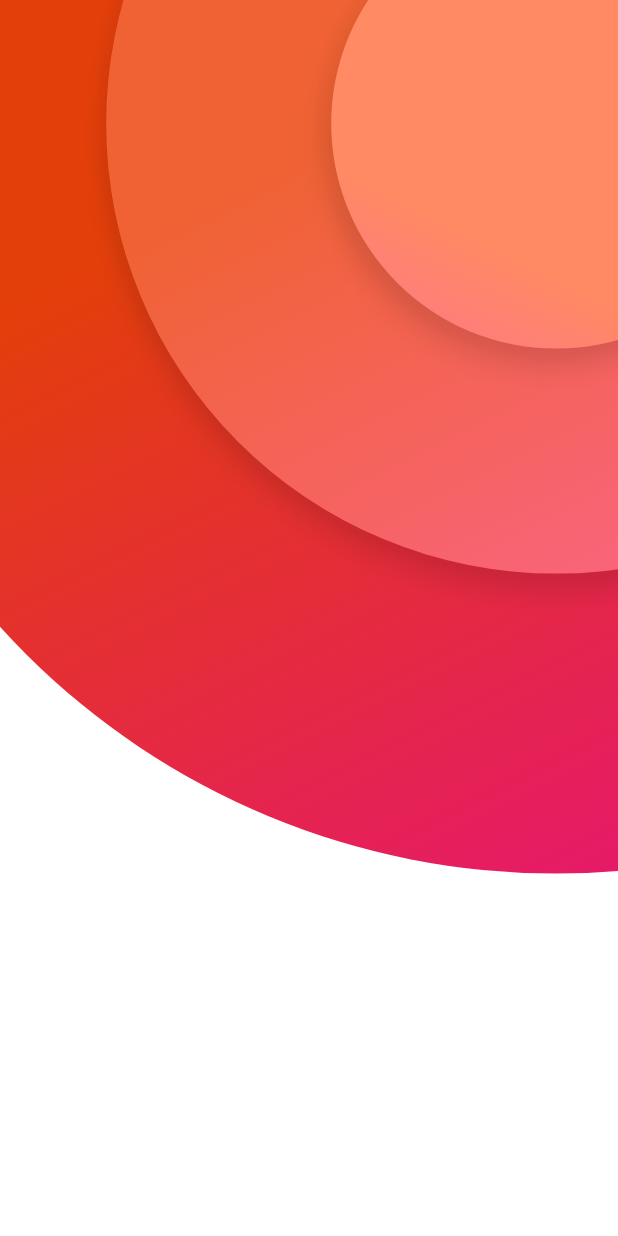
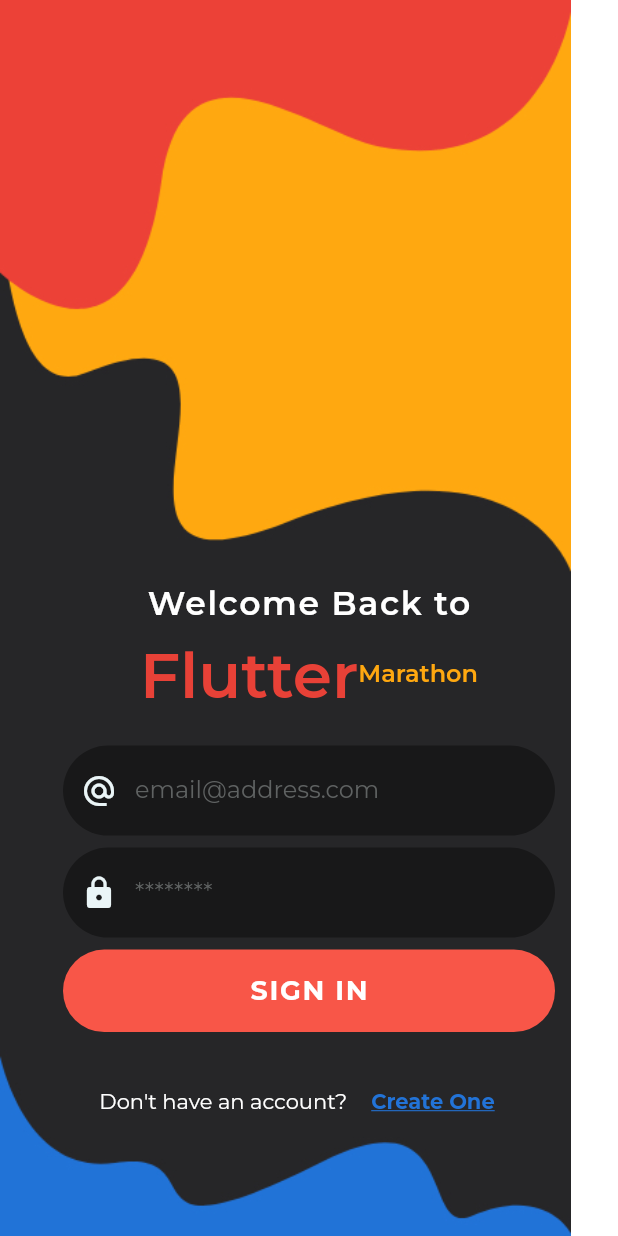
Before and after one commit to soufi-43/flutter_ui, a Flutter app: the screen it shows after launch, on a phone screen of 412 x 824 dp. Run offline on Flutter 3.47's test engine with Material 2 defaults, Android fonts, the phone set to English and light mode, and no system bars; our stand-ins replace font_awesome_flutter, google_fonts; project files that could hold a hidden picture were left out.

Commit message:
ADD Registration6

```diff
--- a/lib/main.dart
+++ b/lib/main.dart
@@ -12,6 +12,7 @@ import 'package:flutterui/registration/registration1.dart';
 import 'package:flutterui/registration/registration2.dart';
 import 'package:flutterui/registration/registration3.dart';
 import 'package:flutterui/registration/registration5.dart';
+import 'package:flutterui/registration/registration6.dart';
 
 import 'chat/chat2/chat_screen.dart';
 
@@ -27,7 +28,7 @@ class MyApp extends StatelessWidget {
 
         primarySwatch: Colors.blue,
       ),
-      home:Registration5(),
+      home:Registration6(),
     );
   }
 }
--- /dev/null
+++ b/lib/registration/registration6.dart
@@ -0,0 +1,221 @@
+import 'dart:math';
+
+import 'package:flutter/material.dart';
+import 'package:flutter/painting.dart';
+import 'package:google_fonts/google_fonts.dart';
+
+class Registration6 extends StatefulWidget {
+  @override
+  _Registration6State createState() => _Registration6State();
+}
+
+class _Registration6State extends State<Registration6> {
+  OutlineInputBorder _inputBorder = OutlineInputBorder(
+    borderSide: BorderSide(
+      color: Colors.transparent,
+      width: 0,
+    ),
+    borderRadius: BorderRadius.all(
+      Radius.circular(50),
+    ),
+  );
+
+  TextStyle _hintStyle = TextStyle(
+    color: Color(0xFF5F6262),
+  );
+
+  @override
+  Widget build(BuildContext context) {
+    return Theme(
+      data: ThemeData(
+        fontFamily: GoogleFonts.montserrat().fontFamily,
+      ),
+      child: Stack(
+        children: <Widget>[
+          Image.asset(
+
+            'assets/registration/waves_bg.jpg',
+            //alignment: Alignment.center,
+           fit :BoxFit.cover,
+
+
+            height: MediaQuery.of(context).size.height,
+            //width: MediaQuery.of(context).size.width,
+          ),
+          Scaffold(
+            backgroundColor: Colors.transparent,
+            appBar: AppBar(
+              backgroundColor: Colors.transparent,
+              elevation: 0,
+            ),
+            body: Column(
+              mainAxisAlignment: MainAxisAlignment.end,
+              children: <Widget>[
+                ...titles(context),
+                Padding(
+                  padding: EdgeInsets.symmetric(horizontal: 42,vertical: 22,),
+                  child: Form(
+                    child: Column(
+                      children: _form(context),
+                    ),
+                  ),
+                ),
+                _notes(context),
+                SizedBox(
+                  height: MediaQuery.of(context).size.height * 0.08,
+                ),
+              ],
+            ),
+          ),
+
+        ],
+      ),
+    );
+  }
+
+  List<Widget> titles(BuildContext context) {
+    return [
+      Text(
+        'Welcome Back to',
+        style: TextStyle(
+          color: Colors.white,
+          fontSize: 22,
+          fontWeight: FontWeight.w600,
+          letterSpacing: 1.1,
+        ),
+      ),
+      SizedBox(
+        height: 8,
+      ),
+      Row(
+        mainAxisAlignment: MainAxisAlignment.center,
+        crossAxisAlignment: CrossAxisAlignment.center,
+        children: <Widget>[
+          Padding(
+            padding: EdgeInsets.only(left: 32),
+            child: Text(
+              'Flutter',
+              style: TextStyle(
+                fontSize: 42,
+                fontWeight: FontWeight.w600,
+                color: Color(0xFFE84137),
+              ),
+            ),
+          ),
+          Padding(
+            padding: EdgeInsets.only(right: 32),
+            child: Text(
+              'Marathon',
+              style: TextStyle(
+                color: Color(0xFFFFA810),
+                fontSize: 16,
+                fontWeight: FontWeight.w600,
+              ),
+            ),
+          ),
+        ],
+      ),
+    ];
+  }
+
+  List<Widget> _form(BuildContext context) {
+    return [
+      TextFormField(
+        style: TextStyle(
+          color: Colors.white,
+        ),
+        decoration: InputDecoration(
+          prefixStyle: TextStyle(
+            color: Color(0xFFEAF5F7),
+          ),
+          hintText: 'email@address.com',
+          hintStyle: _hintStyle,
+          prefixIcon: Icon(
+            Icons.alternate_email,
+            color: Color(0xFFEAF5F7),
+          ),
+          fillColor: Color(0xFF181819),
+          border: _inputBorder,
+          focusedBorder: _inputBorder,
+          enabledBorder: _inputBorder,
+          disabledBorder: _inputBorder,
+          filled: true,
+        ),
+      ),
+      SizedBox(
+        height: 8,
+      ),
+      TextFormField(
+        obscureText: true,
+        style: TextStyle(
+          color: Colors.white,
+        ),
+        decoration: InputDecoration(
+          prefixStyle: TextStyle(
+            color: Color(0xFFEAF5F7),
+          ),
+          hintText: '********',
+          hintStyle: _hintStyle,
+          prefixIcon: Icon(
+            Icons.lock,
+            color: Color(0xFFEAF5F7),
+          ),
+          fillColor: Color(0xFF181819),
+          border: _inputBorder,
+          focusedBorder: _inputBorder,
+          enabledBorder: _inputBorder,
+          disabledBorder: _inputBorder,
+          filled: true,
+        ),
+      ),
+      SizedBox(
+        height: 8,
+      ),
+      Container(
+        width: double.infinity,
+        height: 55,
+        decoration: BoxDecoration(
+          color: Color(0xFFF85648),
+          borderRadius: BorderRadius.all(
+            Radius.circular(50),
+          ),
+        ),
+        child: InkWell(
+          onTap: () {},
+          child: Align(
+            alignment: Alignment.center,
+            child: Text(
+              'SIGN IN',
+              style: TextStyle(
+                color: Colors.white,
+                fontWeight: FontWeight.bold,
+                fontSize: 18,
+                letterSpacing: 1.1,
+              ),
+            ),
+          ),
+        ),
+      ),
+    ];
+  }
+
+  Widget _notes(BuildContext context) {
+    return Row(
+      mainAxisAlignment: MainAxisAlignment.center,
+      crossAxisAlignment: CrossAxisAlignment.center,
+      children: <Widget>[
+        Text("Don't have an account?",style: TextStyle(
+          color: Colors.white,
+        ),),
+        FlatButton(
+          onPressed: () {},
+          child: Text('Create One',style: TextStyle(
+            color: Color(0xFF2273d7),
+            decoration: TextDecoration.underline,
+            fontWeight: FontWeight.bold,
+          ),),
+        ),
+      ],
+    );
+  }
+}
```
Also changed, not shown: assets/registration/waves_bg.jpg (added).
